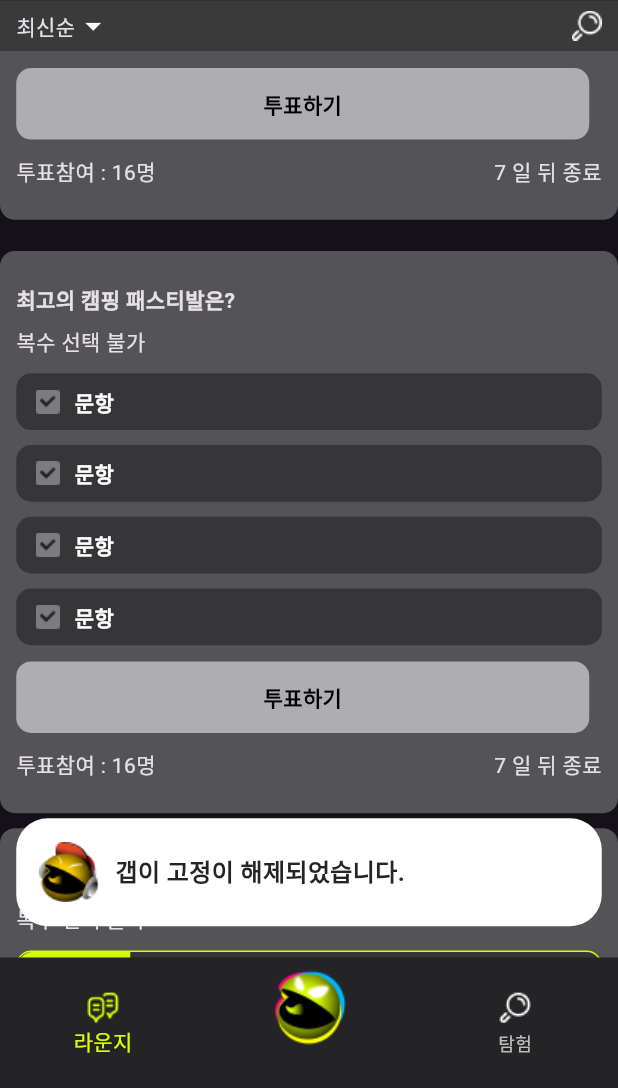
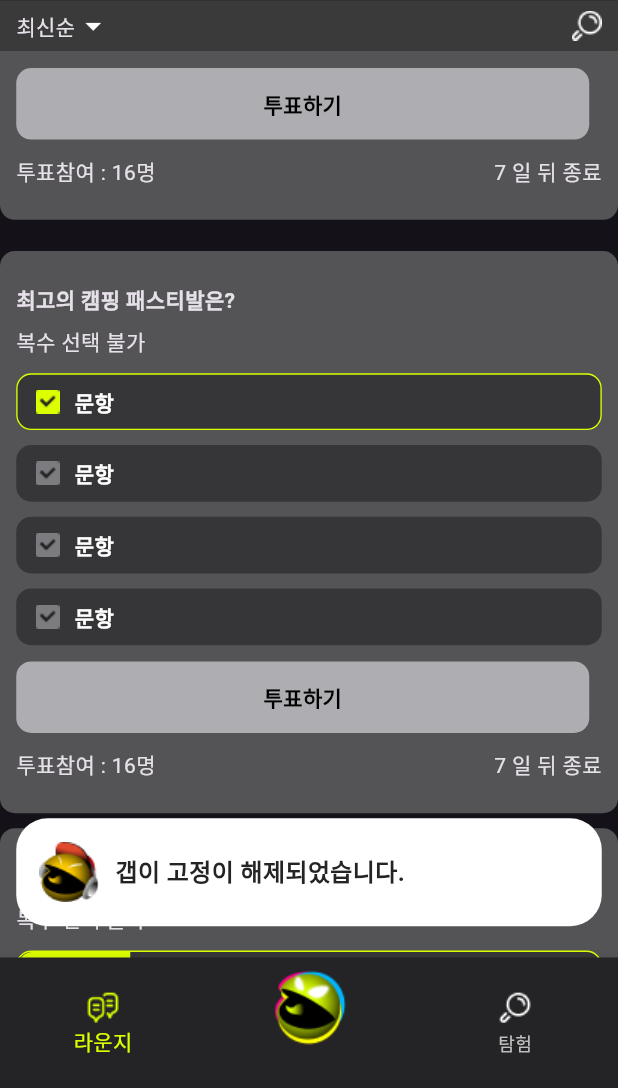
Before and after one commit to AbdurahmanAb/social_project, a Flutter app: the MainScreen screen opened by its route, scrolled down 1152 dp, after a tap on "문항", on a phone screen of 412 x 824 dp, the part 148-1236 px from its top. Run offline on Flutter 3.47's test engine with Material 3 defaults, Android fonts, the phone set to English and light mode, and no system bars; our stand-ins replace dots_indicator, get; missing offline and left inert: any_link_preview, radio_group_v2.

Commit message:
connection list table modified

```diff
--- a/lib/core/custom_check_box.dart
+++ b/lib/core/custom_check_box.dart
@@ -2,14 +2,16 @@ import 'package:flutter/material.dart';
 import 'package:kim/utils/constants.dart';
 
 class CustomCheckBox extends StatefulWidget {
-  const CustomCheckBox({super.key});
+   bool disabledCheck;
+  CustomCheckBox({super.key, required this.disabledCheck});
 
   @override
   State<CustomCheckBox> createState() => _CustomCheckBoxState();
 }
 
 class _CustomCheckBoxState extends State<CustomCheckBox> {
-  List<int> _selectedIndex = [0];
+  List<int> _selectedIndex = [];
+
   @override
   Widget build(BuildContext context) {
     return ListView.separated(
@@ -23,9 +25,13 @@ class _CustomCheckBoxState extends State<CustomCheckBox> {
           setState(() {
             if (_selectedIndex.contains(index)) {
               _selectedIndex.remove(index);
+              widget.disabledCheck = false;
+
             } else {
               _selectedIndex.add(index);
+                widget.disabledCheck = false;
             }
+            widget.disabledCheck = _selectedIndex.isEmpty;
           });
         },
         child: Container(
--- a/lib/core/link_preview.dart
+++ b/lib/core/link_preview.dart
@@ -9,7 +9,7 @@ class LinkPreview extends StatelessWidget {
   @override
   Widget build(BuildContext context) {
     return AnyLinkPreview(
-              link: url, //"https://www.youtube.com/watch?v=tK5lwBSVdEc",
+              link: url != ""?url: "https://www.youtube.com/watch?v=tK5lwBSVdEc",
               displayDirection: UIDirection.uiDirectionHorizontal,
               showMultimedia: true,
               bodyMaxLines: 10,
--- a/lib/core/user_post.dart
+++ b/lib/core/user_post.dart
@@ -12,7 +12,7 @@ class UserPost extends StatelessWidget {
     return   Row(
             children: [
               const AvatarImg(
-
+            isFull: false,
               ),
               SizedBox(
                 width: Constants.height10/2,
--- a/lib/features/Lounge_Feed/presentation/screen/main_yes_screen.dart
+++ b/lib/features/Lounge_Feed/presentation/screen/main_yes_screen.dart
@@ -38,7 +38,7 @@ class _MainScreenState extends State<MainScreen> {
 
   bool disabled = true;
   bool show = true;
-
+bool disabledCheck = true;
   String label = "";
   List<RadioOption> options = [
     RadioOption("OPT1", "자라섬 재즈/캠핑 패스티벌"),
@@ -221,14 +221,14 @@ class _MainScreenState extends State<MainScreen> {
                                 ),
                                 LayoutBuilder(builder: (BuildContext context,
                                     BoxConstraints constraints) {
-                                  return CustomCheckBox();
+                                  return CustomCheckBox(disabledCheck: disabledCheck,);
                                 }),
                                 SizedBox(
                                   height: Constants.height10,
                                 ),
                                 AppButton(
                                   text: "투표하기",
-                                  disabled: disabled,
+                                  disabled: disabledCheck,
                                 ),
                                 SizedBox(
                                   height: Constants.height10,
@@ -276,23 +276,23 @@ class _MainScreenState extends State<MainScreen> {
                                 SizedBox(
                                   height: Constants.height10,
                                 ),
-                                AppButton(
-                                  text: "투표하기",
-                                  disabled: disabled,
-                                ),
-                                SizedBox(
-                                  height: Constants.height10,
-                                ),
-                                const Row(
-                                  mainAxisAlignment:
-                                      MainAxisAlignment.spaceBetween,
-                                  children: [
-                                    Text(
-                                      "투표참여 : 16명",
-                                    ),
-                                    Text("7 일 뒤 종료")
-                                  ],
-                                )
+                                // AppButton(
+                                //   text: "투표하기",
+                                //   disabled: disabled,
+                                // ),
+                                // SizedBox(
+                                //   height: Constants.height10,
+                                // ),
+                                // const Row(
+                                //   mainAxisAlignment:
+                                //       MainAxisAlignment.spaceBetween,
+                                //   children: [
+                                //     Text(
+                                //       "투표참여 : 16명",
+                                //     ),
+                                //     Text("7 일 뒤 종료")
+                                //   ],
+                                // )
                               ],
                             ),
                           ),
--- a/lib/features/gab_write/presentation/widgets/input_poll.dart
+++ b/lib/features/gab_write/presentation/widgets/input_poll.dart
@@ -14,7 +14,7 @@ class InputPoll extends StatelessWidget {
   Widget build(BuildContext context) {
     return Container(
       width: 329,
-      height: 38,
+      height: 46,
       padding: const EdgeInsets.symmetric(horizontal: 12, vertical: 5),
       clipBehavior: Clip.antiAlias,
       decoration: ShapeDecoration(
--- a/lib/features/profile/presentation/screen/gab_page.dart
+++ b/lib/features/profile/presentation/screen/gab_page.dart
@@ -87,7 +87,7 @@ class _GabPageState extends State<GabPage> {
                                     children: [
                                       Container(
                                         width: 80,
-                                        height: 48,
+                                        height: Constants.height20*2.5,
                                         clipBehavior: Clip.antiAlias,
                                         decoration: ShapeDecoration(
                                           image: DecorationImage(
```
Also changed, not shown: lib/features/feed/presentation/screen/get_feed.dart (+15 -7 lines), lib/features/feed/presentation/widgets/feed_comment_list.dart (+4 -29 lines), lib/features/gab_write/presentation/screen/write_vote.dart (+7 -1 lines), lib/features/gab_write/presentation/widgets/add_poll.dart (+11 -12 lines), lib/features/gab_write/presentation/widgets/add_tag.dart (+37 -20 lines), lib/features/profile/data/model/row_data.dart (+22 -1 lines), lib/features/profile/presentation/widgets/connection_header.dart (+13 -6 lines).
